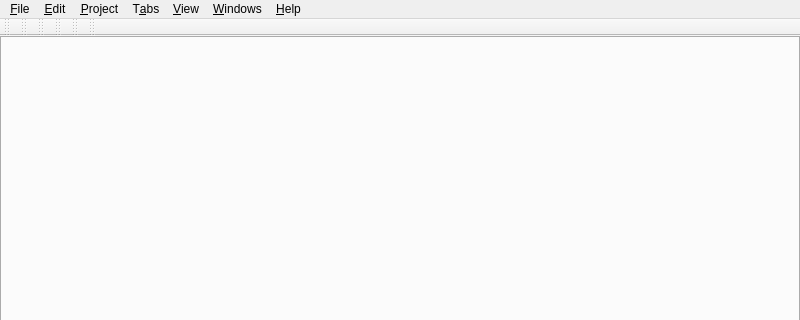
The window that UI/glitch-mainwindow.ui (textbrowser/glitch) describes before a commit, drawn with Qt 5; both pictures show x 0 to 800 and y 0 to 320 of the 800 by 600 pixel window.
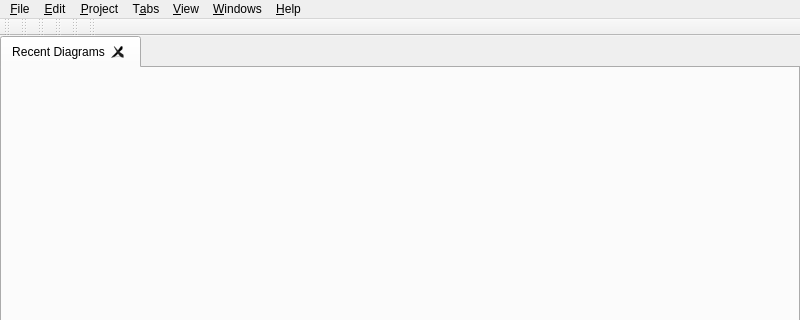
The same window after the commit. Icons and pictures are not drawn. Custom widgets are drawn as their Qt base class.

Commit message: Recent-displays view.

Patch:
```diff
--- a/UI/glitch-mainwindow.ui
+++ b/UI/glitch-mainwindow.ui
@@ -45,6 +45,11 @@
       <property name="movable">
        <bool>true</bool>
       </property>
+      <widget class="QWidget" name="page_1">
+       <attribute name="title">
+        <string>Recent Diagrams</string>
+       </attribute>
+      </widget>
      </widget>
     </item>
    </layout>
```
The commit also changes 3 other files.
